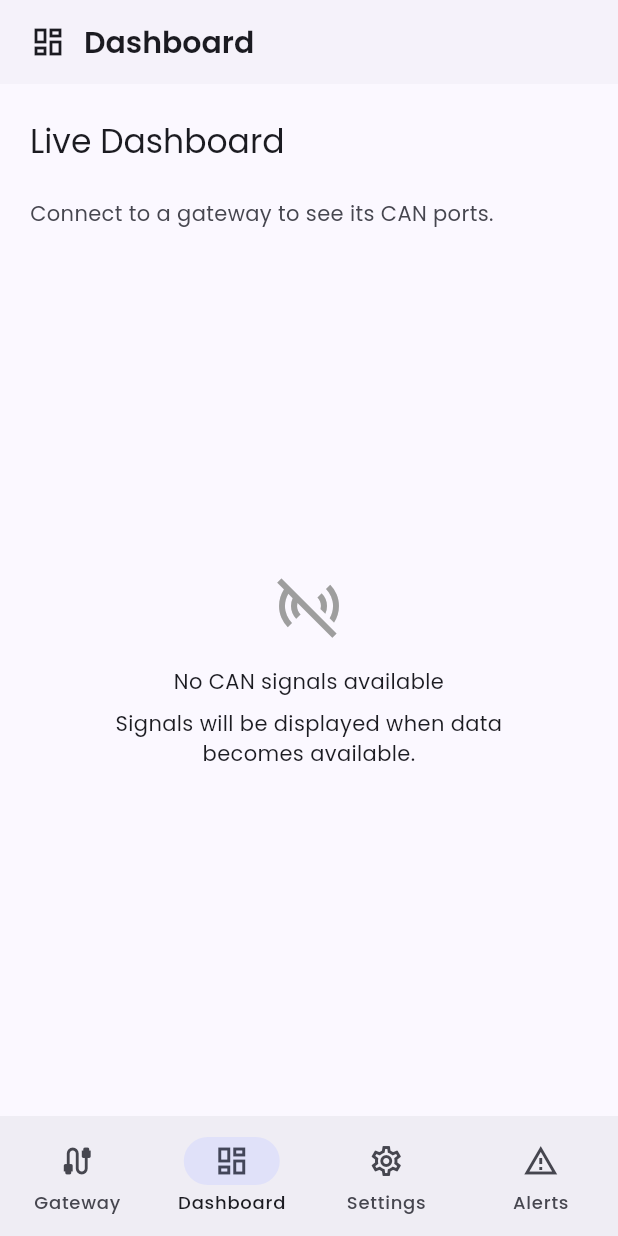
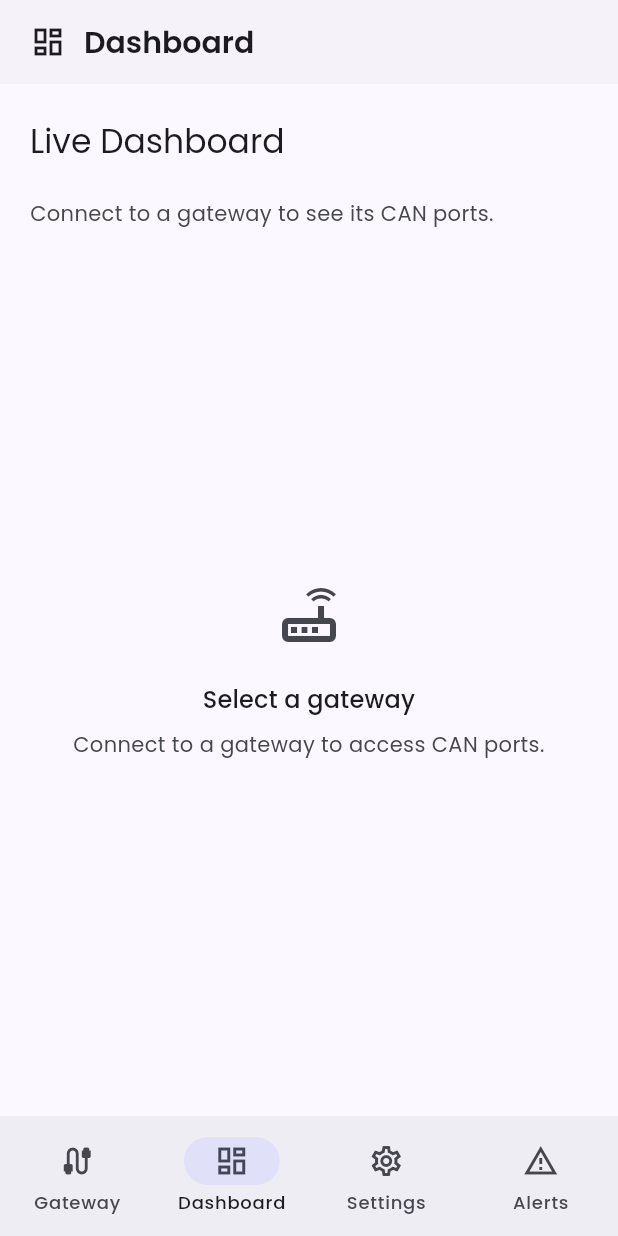
Before and after one commit to ajurisic23/Mobile-companion-app, a Flutter app: the screen it shows after launch, item 2 of the bottom bar chosen, on a phone screen of 412 x 824 dp. Run offline on Flutter 3.47's test engine with Material 3 defaults, Android fonts, the phone set to English and light mode, and no system bars; our stand-ins replace google_fonts, shared_preferences.

Commit message:
SCRUM-26: enable automatic CAN connection and improve dashboard states

```diff
--- a/lib/features/dashboard/screens/dashboard_preview_screen.dart
+++ b/lib/features/dashboard/screens/dashboard_preview_screen.dart
@@ -1,4 +1,3 @@
-
 import 'dart:async';
 
 import 'package:flutter/material.dart';
@@ -11,10 +10,19 @@ class DashboardPreviewScreen extends StatefulWidget {
     super.key,
     required this.signalSource,
     required this.views,
+    this.hasGateway = true,
+    this.hasSelectedPort = true,
+    this.isConnecting = false,
+    this.connectionFailed = false,
   });
 
   final CanSignalSource signalSource;
   final List<CanSignalView> views;
+
+  final bool hasGateway;
+  final bool hasSelectedPort;
+  final bool isConnecting;
+  final bool connectionFailed;
 
   @override
   State<DashboardPreviewScreen> createState() =>
@@ -26,6 +34,7 @@ class _DashboardPreviewScreenState
   String? _selectedViewId;
 
   List<SignalDisplayData> _signals = [];
+
   StreamSubscription<List<SignalDisplayData>>? _subscription;
 
   @override
@@ -47,28 +56,53 @@ class _DashboardPreviewScreenState
     super.dispose();
   }
 
-  @override
-  Widget build(BuildContext context) {
-    if (_signals.isEmpty) {
-      return const Center(
-        child: Padding(
-          padding: EdgeInsets.all(24),
+  Widget _buildStatus({
+    required IconData icon,
+    required String title,
+    required String description,
+    bool isLoading = false,
+    bool isError = false,
+  }) {
+    final theme = Theme.of(context);
+
+    return Center(
+      child: SingleChildScrollView(
+        padding: const EdgeInsets.all(24),
         child: Column(
           mainAxisSize: MainAxisSize.min,
           children: [
+            if (isLoading)
+              const SizedBox(
+                width: 44,
+                height: 44,
+                child: CircularProgressIndicator(
+                  strokeWidth: 3,
+                ),
+              )
+            else
               Icon(
-                Icons.sensors_off_outlined,
+                icon,
                 size: 48,
-                color: Colors.grey,
+                color: isError
+                    ? theme.colorScheme.error
+                    : theme.colorScheme.onSurfaceVariant,
               ),
-              SizedBox(height: 16),
+
+            const SizedBox(height: 20),
+
             Text(
-                'No CAN signals available',
+              title,
+              style: theme.textTheme.titleMedium,
               textAlign: TextAlign.center,
             ),
-              SizedBox(height: 8),
+
+            const SizedBox(height: 8),
+
             Text(
-                'Signals will be displayed when data becomes available.',
+              description,
+              style: theme.textTheme.bodyMedium?.copyWith(
+                color: theme.colorScheme.onSurfaceVariant,
+              ),
               textAlign: TextAlign.center,
             ),
           ],
@@ -77,14 +111,70 @@ class _DashboardPreviewScreenState
     );
   }
 
-    if (widget.views.isEmpty) {
-      return const Center(
-        child: Text('No signal display modules available.'),
+  @override
+  Widget build(BuildContext context) {
+    if (!widget.hasGateway) {
+      return _buildStatus(
+        icon: Icons.router_outlined,
+        title: 'Select a gateway',
+        description:
+        'Connect to a gateway to access CAN ports.',
       );
     }
 
-    final selectedId = _selectedViewId != null &&
-        widget.views.any((view) => view.id == _selectedViewId)
+    if (!widget.hasSelectedPort) {
+      return _buildStatus(
+        icon: Icons.cable,
+        title: 'Select a CAN port',
+        description:
+        'Choose a CAN port to start receiving live data.',
+      );
+    }
+
+    if (widget.isConnecting) {
+      return _buildStatus(
+        icon: Icons.sync,
+        title: 'Connecting...',
+        description:
+        'Establishing a connection to the CAN port.',
+        isLoading: true,
+      );
+    }
+
+    if (widget.connectionFailed) {
+      return _buildStatus(
+        icon: Icons.error_outline,
+        title: 'Connection failed',
+        description:
+        'Unable to connect to the selected CAN port.',
+        isError: true,
+      );
+    }
+
+    if (_signals.isEmpty) {
+      return _buildStatus(
+        icon: Icons.sensors,
+        title: 'Waiting for CAN signals...',
+        description:
+        'Waiting for incoming live data.',
+        isLoading: true,
+      );
+    }
+
+    if (widget.views.isEmpty) {
+      return _buildStatus(
+        icon: Icons.extension_off_outlined,
+        title: 'No signal display modules available.',
+        description:
+        'Add a CAN visualization module to display signals.',
+      );
+    }
+
+    final selectedId =
+    _selectedViewId != null &&
+        widget.views.any(
+              (view) => view.id == _selectedViewId,
+        )
         ? _selectedViewId!
         : widget.views.first.id;
 
@@ -107,7 +197,9 @@ class _DashboardPreviewScreenState
                   ),
                 ),
               ),
+
               const SizedBox(width: 8),
+
               SegmentedButton<String>(
                 showSelectedIcon: false,
                 segments: widget.views.map((view) {
@@ -127,6 +219,7 @@ class _DashboardPreviewScreenState
             ],
           ),
         ),
+
         Expanded(
           child: selectedView.buildView(_signals),
         ),
--- a/lib/features/dashboard/screens/dashboard_screen.dart
+++ b/lib/features/dashboard/screens/dashboard_screen.dart
@@ -29,6 +29,8 @@ class DashboardScreen extends StatefulWidget {
 
 class _DashboardScreenState extends State<DashboardScreen> {
   late final LiveCanSignalSource _signalSource;
+  bool _isConnecting = false;
+  bool _connectionFailed = false;
 
   @override
   void initState() {
@@ -59,7 +61,57 @@ class _DashboardScreenState extends State<DashboardScreen> {
             CanPortSelector(
               gateway: gateway,
               selectedPort: selectedPort,
-              onSelected: activeGateway.selectPort,
+              onSelected: (canPort) async {
+                if (gateway == null ||
+                    !canPort.enabled ||
+                    _isConnecting) {
+                  return;
+                }
+
+                final liveCanController =
+                context.read<LiveCanController>();
+
+                final signalStore =
+                context.read<LiveSignalStore>();
+
+                setState(() {
+                  _isConnecting = true;
+                  _connectionFailed = false;
+                });
+
+                activeGateway.selectPort(canPort);
+
+                try {
+                  await liveCanController.disconnect();
+
+                  signalStore.clear();
+
+                  await liveCanController.connect(
+                    gateway: gateway,
+                    canPort: canPort,
+                  );
+
+                  if (!mounted) return;
+
+                  setState(() {
+                    _connectionFailed = !liveCanController.isConnected;
+                  });
+                } catch (error) {
+                  debugPrint('CAN connection failed: $error');
+
+                  if (!mounted) return;
+
+                  setState(() {
+                    _connectionFailed = true;
+                  });
+                } finally {
+                  if (mounted) {
+                    setState(() {
+                      _isConnecting = false;
+                    });
+                  }
+                }
+              },
               service: widget.canPortsService,
             ),
 
@@ -71,16 +123,6 @@ class _DashboardScreenState extends State<DashboardScreen> {
               ),
             ],
 
-            if (gateway != null && selectedPort != null)
-              ElevatedButton(
-                onPressed: () {
-                  context.read<LiveCanController>().connect(
-                    gateway: gateway,
-                    canPort: selectedPort,
-                  );
-                },
-                child: const Text('Start live CAN'),
-              ),
 
             const SizedBox(height: 20),
 
@@ -88,6 +130,10 @@ class _DashboardScreenState extends State<DashboardScreen> {
               child: DashboardPreviewScreen(
                 signalSource: _signalSource,
                 views: registeredCanViews,
+                hasGateway: gateway != null,
+                hasSelectedPort: selectedPort != null,
+                isConnecting: _isConnecting,
+                connectionFailed: _connectionFailed,
               ),
             ),
           ],
```
Lines whose indentation alone changed are shown as unchanged.
